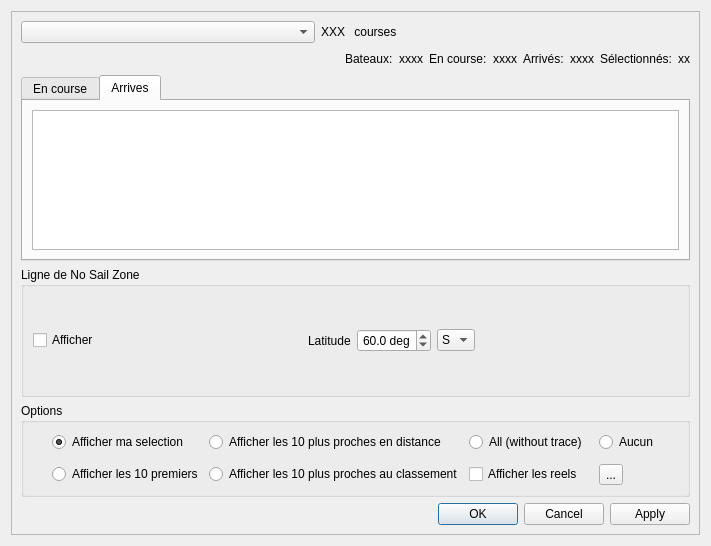
First picture: the form in src/Ui/race_dialog.ui, repository nohal/qtVlm, before the edit.
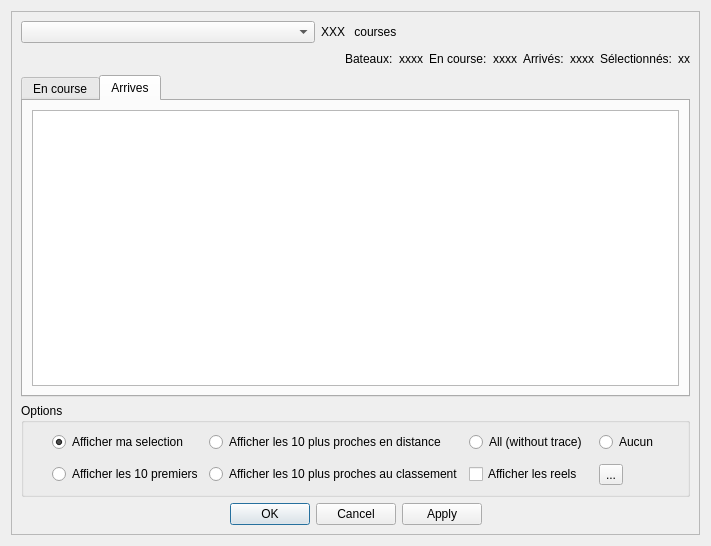
Second picture: the form after the edit. The open tabs and pages were chosen to show the change.

Commit message: Fix realboats not displayed if all-boats option is selected Remove segments display in routage to save time Replace zygrib dialog with a normal UI Improve route's simplification (optimum) Various and many changes concerning gestures management.

The edit to the form file:
```diff
--- a/src/Ui/race_dialog.ui
+++ b/src/Ui/race_dialog.ui
@@ -187,107 +187,6 @@
          </widget>
         </widget>
        </item>
-       <item>
-        <widget class="QGroupBox" name="noSailZoneGroup">
-         <property name="minimumSize">
-          <size>
-           <width>0</width>
-           <height>130</height>
-          </size>
-         </property>
-         <property name="title">
-          <string>Ligne de No Sail Zone</string>
-         </property>
-         <layout class="QVBoxLayout" name="verticalLayout_2">
-          <item>
-           <layout class="QHBoxLayout" name="horizontalLayout_5">
-            <item>
-             <widget class="QCheckBox" name="displayNSZ">
-              <property name="text">
-               <string>Afficher</string>
-              </property>
-             </widget>
-            </item>
-            <item>
-             <spacer name="horizontalSpacer_3">
-              <property name="orientation">
-               <enum>Qt::Horizontal</enum>
-              </property>
-              <property name="sizeHint" stdset="0">
-               <size>
-                <width>40</width>
-                <height>20</height>
-               </size>
-              </property>
-             </spacer>
-            </item>
-            <item>
-             <widget class="QLabel" name="label_4">
-              <property name="text">
-               <string>Latitude</string>
-              </property>
-             </widget>
-            </item>
-            <item>
-             <widget class="QDoubleSpinBox" name="latNSZ">
-              <property name="alignment">
-               <set>Qt::AlignRight|Qt::AlignTrailing|Qt::AlignVCenter</set>
-              </property>
-              <property name="suffix">
-               <string> deg</string>
-              </property>
-              <property name="decimals">
-               <number>1</number>
-              </property>
-              <property name="maximum">
-               <double>90.000000000000000</double>
-              </property>
-              <property name="value">
-               <double>60.000000000000000</double>
-              </property>
-             </widget>
-            </item>
-            <item>
-             <widget class="QComboBox" name="nsNSZ">
-              <property name="sizePolicy">
-               <sizepolicy hsizetype="Preferred" vsizetype="Fixed">
-                <horstretch>0</horstretch>
-                <verstretch>0</verstretch>
-               </sizepolicy>
-              </property>
-              <property name="currentIndex">
-               <number>1</number>
-              </property>
-              <item>
-               <property name="text">
-                <string>N</string>
-               </property>
-              </item>
-              <item>
-               <property name="text">
-                <string>S</string>
-               </property>
-              </item>
-             </widget>
-            </item>
-            <item>
-             <spacer name="horizontalSpacer_2">
-              <property name="orientation">
-               <enum>Qt::Horizontal</enum>
-              </property>
-              <property name="sizeHint" stdset="0">
-               <size>
-                <width>40</width>
-                <height>20</height>
-               </size>
-              </property>
-             </spacer>
-            </item>
-           </layout>
-          </item>
-         </layout>
-        </widget>
-       </item>
        <item>
         <widget class="QGroupBox" name="groupBox_2">
          <property name="title">
@@ -393,6 +292,9 @@
          <property name="standardButtons">
           <set>QDialogButtonBox::Apply|QDialogButtonBox::Cancel|QDialogButtonBox::Ok</set>
          </property>
+         <property name="centerButtons">
+          <bool>true</bool>
+         </property>
         </widget>
        </item>
       </layout>
```
Left out of the diff: 184 changed lines with no effect on the pictures. The commit also changes 98 other files.
